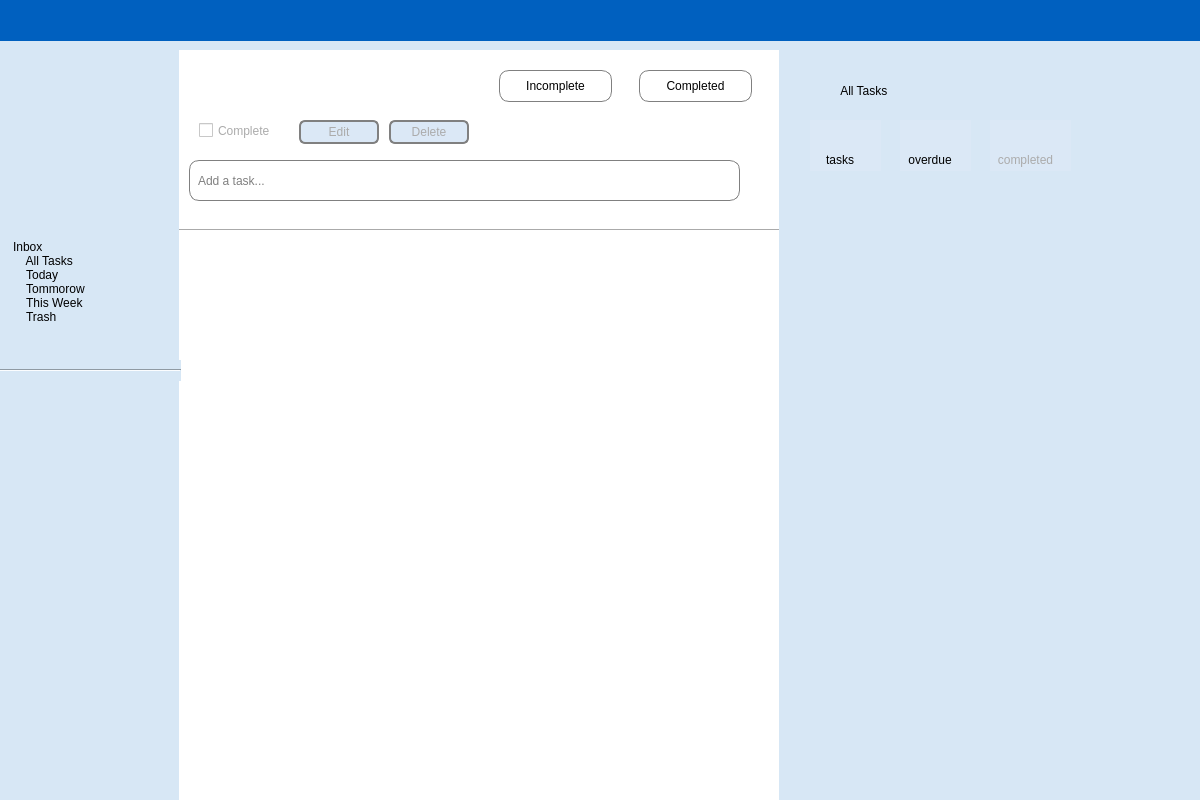
Before: the Qt Designer form views/mainwindow.ui in KatyaStep/to_do_list_app, drawn with Qt 5.
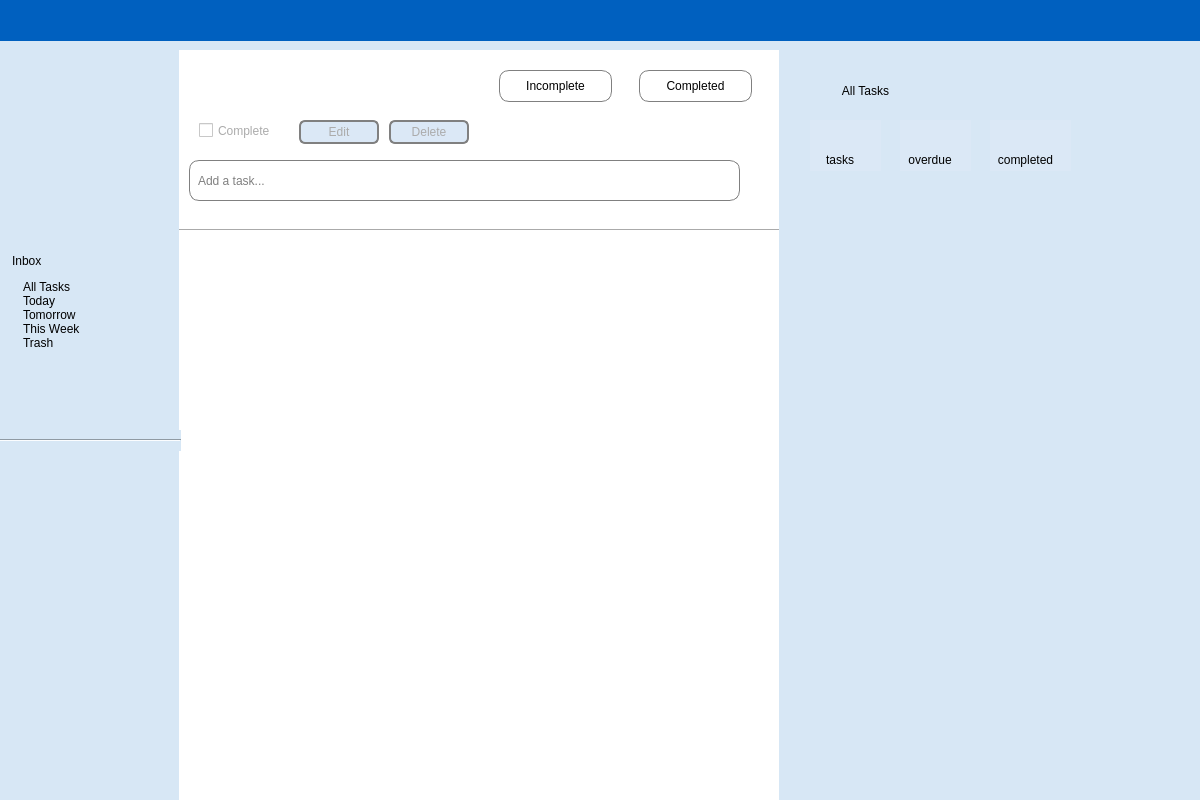
After: the same form once the commit is applied. Icons and pictures are not drawn.

```diff
--- a/views/mainwindow.ui
+++ b/views/mainwindow.ui
@@ -37,10 +37,10 @@
    <widget class="QListWidget" name="listWidget">
     <property name="geometry">
      <rect>
-      <x>10</x>
-      <y>240</y>
-      <width>161</width>
-      <height>641</height>
+      <x>0</x>
+      <y>280</y>
+      <width>171</width>
+      <height>611</height>
      </rect>
     </property>
     <property name="maximumSize">
@@ -51,39 +51,35 @@
     </property>
     <property name="styleSheet">
      <string notr="true">font: 14pt &quot;Chalkduster&quot;;
-color: black;</string>
+color: black;
+padding-left: 20px;</string>
     </property>
     <property name="frameShape">
      <enum>QFrame::NoFrame</enum>
     </property>
     <item>
      <property name="text">
-      <string>Inbox</string>
+      <string>All Tasks</string>
      </property>
     </item>
     <item>
      <property name="text">
-      <string>    All Tasks</string>
+      <string>Today</string>
      </property>
     </item>
     <item>
      <property name="text">
-      <string>    Today</string>
+      <string>Tomorrow</string>
      </property>
     </item>
     <item>
      <property name="text">
-      <string>    Tommorow</string>
+      <string>This Week</string>
      </property>
     </item>
     <item>
      <property name="text">
-      <string>    This Week</string>
-     </property>
-    </item>
-    <item>
-     <property name="text">
-      <string>    Trash</string>
+      <string>Trash</string>
      </property>
     </item>
    </widget>
@@ -350,7 +346,7 @@
     <property name="geometry">
      <rect>
       <x>0</x>
-      <y>360</y>
+      <y>430</y>
       <width>181</width>
       <height>21</height>
      </rect>
@@ -373,7 +369,7 @@
 font: 20pt &quot;Chalkduster&quot;;</string>
     </property>
     <property name="text">
-     <string>All Tasks </string>
+     <string>All Tasks</string>
     </property>
     <property name="alignment">
      <set>Qt::AlignCenter</set>
@@ -516,7 +512,8 @@
      </property>
      <property name="styleSheet">
       <string notr="true">font: 12pt &quot;Chalkduster&quot;;
-color: rgb(171, 171, 171);</string>
+/*color: rgb(171, 171, 171);*/
+color: black;</string>
      </property>
      <property name="text">
       <string>completed</string>
@@ -549,6 +546,26 @@
      </property>
     </widget>
    </widget>
+   <widget class="QLineEdit" name="menu_header">
+    <property name="geometry">
+     <rect>
+      <x>10</x>
+      <y>250</y>
+      <width>161</width>
+      <height>21</height>
+     </rect>
+    </property>
+    <property name="styleSheet">
+     <string notr="true">font: 14pt &quot;Chalkduster&quot;;
+color: black;</string>
+    </property>
+    <property name="text">
+     <string>Inbox</string>
+    </property>
+    <property name="frame">
+     <bool>false</bool>
+    </property>
+   </widget>
   </widget>
  </widget>
  <resources/>
```
Left out of the diff: 23 changed lines with no effect on the pictures.
